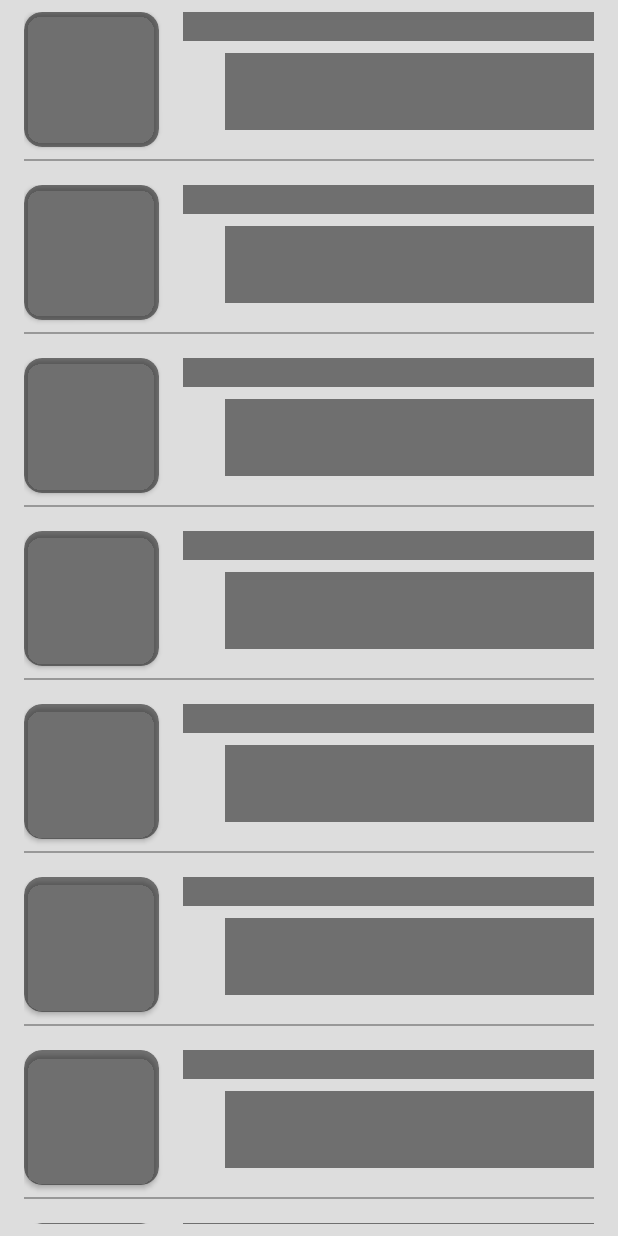
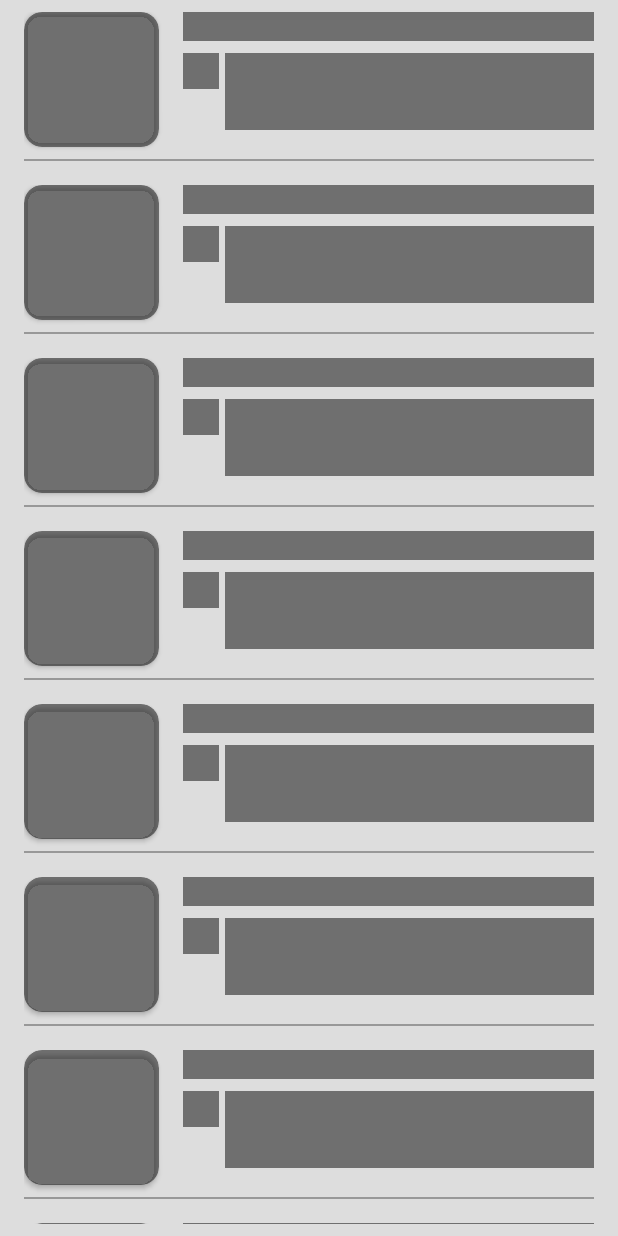
Before and after one commit to erikrios/traffic-light-monitor, an Android app: the layout items_shimmer_traffic_light.xml on its own in the app's theme, with its tools: preview values and no code run, on a phone screen of 412 x 824 dp. Run offline under Robolectric (Android 15) with nearby library versions, the phone set to English and light mode, and no system bars.

Commit message:
Change srcCompat with background attribute

```diff
--- a/app/src/main/res/layout/item_traffic_light_placeholder.xml
+++ b/app/src/main/res/layout/item_traffic_light_placeholder.xml
@@ -39,10 +39,10 @@
         android:layout_width="24dp"
         android:layout_height="24dp"
         android:layout_marginTop="8dp"
+        android:background="#7F000000"
         android:contentDescription="@string/app_name"
         app:layout_constraintStart_toStartOf="@id/tv_name"
-        app:layout_constraintTop_toBottomOf="@id/tv_name"
-        app:srcCompat="#7F000000" />
+        app:layout_constraintTop_toBottomOf="@id/tv_name" />
 
     <TextView
         android:id="@+id/tv_address"
```
